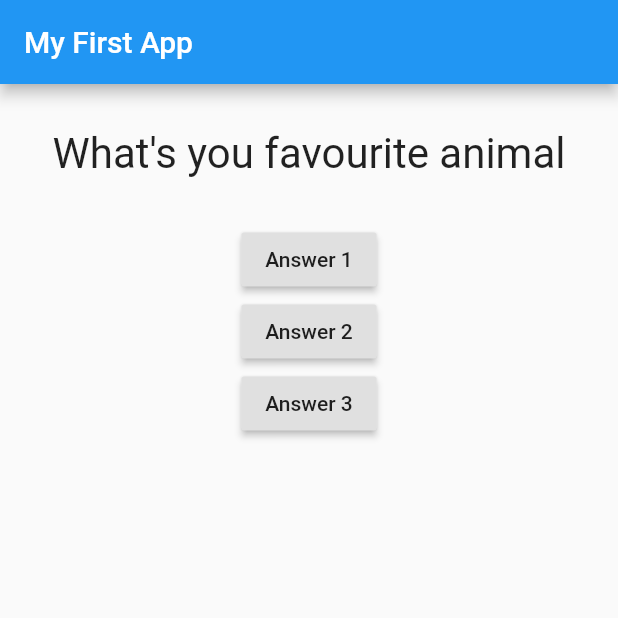
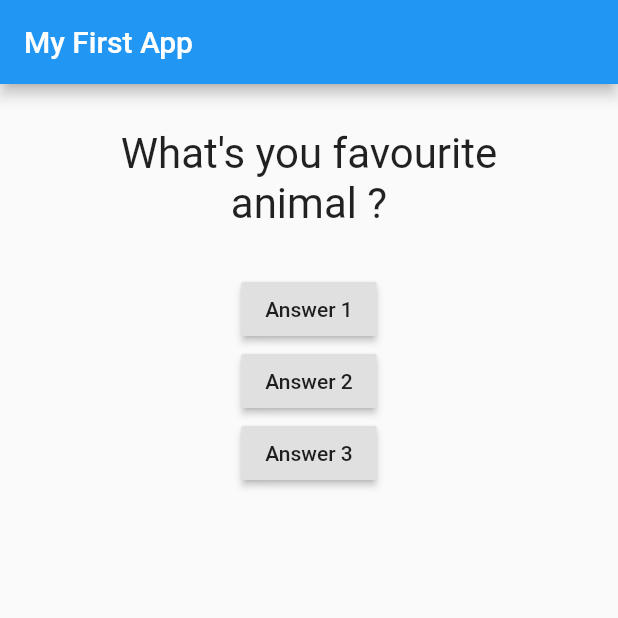
Before and after one commit to vjspranav/Flutter_Quiz, a Flutter app: the screen it shows after launch, after a tap on "Answer 1", on a phone screen of 412 x 824 dp, the top half of it. Run offline on Flutter 3.47's test engine with Material 2 defaults, Android fonts, the phone set to English and light mode, and no system bars.

Commit message:
Update main.dart

```diff
--- a/lib/main.dart
+++ b/lib/main.dart
@@ -14,21 +14,21 @@ class MyApp extends StatefulWidget {
 }
 
 class _MyAppState extends State<MyApp> {
-  var _questionIndex = 0;
+  int _questionIndex = 0;
 
   @override
   Widget build(BuildContext context) {
     var questions = [
-      'What\'s your favourite color',
-      'What\'s you favourite animal',
+      'What\'s your favourite color ?',
+      'What\'s you favourite animal ?',
     ];
 
     void _answerQuestion() {
       setState(() {
         if (_questionIndex < questions.length - 1)
-          _questionIndex += 1;
+          _questionIndex++;
         else
-          _questionIndex -= 1;
+          _questionIndex--;
       });
     }
 
@@ -48,9 +48,8 @@ class _MyAppState extends State<MyApp> {
             ),
             RaisedButton(
               child: Text('Answer 2'),
-              onPressed: () {
-                print('Answer 2 Choosen');
-              },
+              onPressed: () =>
+                print('Answer 2 Choosen'),
             ),
             RaisedButton(
               child: Text('Answer 3'),
```
